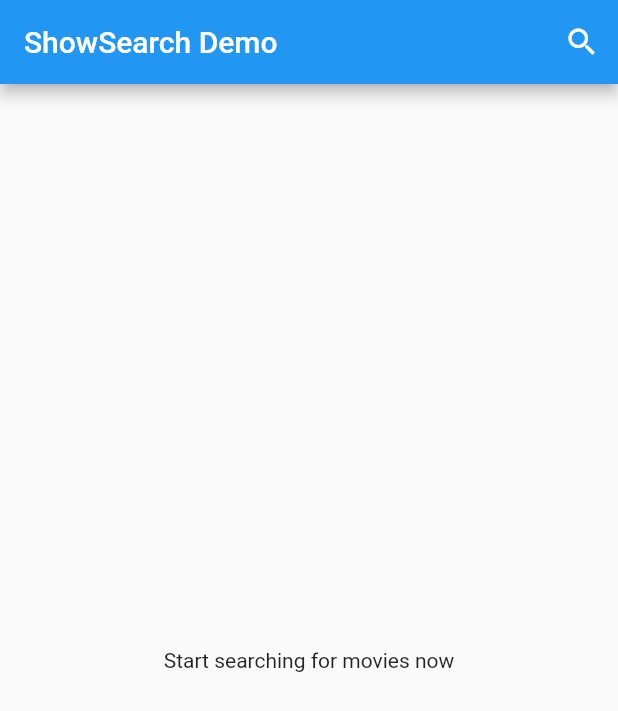
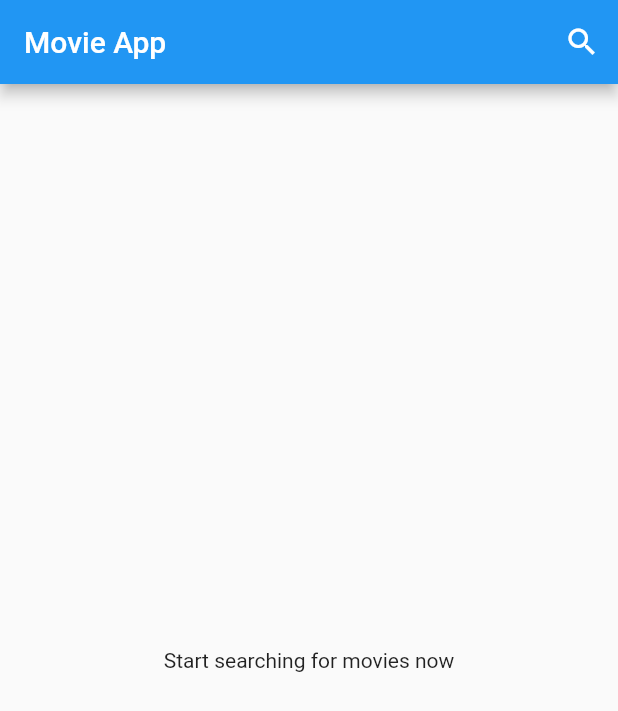
Before and after one commit to shavar67/show_search_demo, a Flutter app: the screen it shows after launch, on a phone screen of 412 x 824 dp. Shown: the top 711 px of the screen. Run offline on Flutter 3.47's test engine with Material 2 defaults, Android fonts, the phone set to English and light mode, and no system bars.

Commit message:
minor changes

```diff
--- a/lib/main.dart
+++ b/lib/main.dart
@@ -12,7 +12,7 @@ class MyApp extends StatelessWidget {
   @override
   Widget build(BuildContext context) {
     return MaterialApp(
-        title: 'Flutter Demo',
+        title: 'Movie Search Demo',
         theme: ThemeData(
           primarySwatch: Colors.blue,
         ),
--- a/lib/pages/home_show_search.dart
+++ b/lib/pages/home_show_search.dart
@@ -13,7 +13,7 @@ class _SearchHomeState extends State<SearchHome> {
   @override
   Widget build(BuildContext context) {
     return Scaffold(
-        appBar: AppBar(title: const Text('ShowSearch Demo'), actions: [
+        appBar: AppBar(title: const Text('Movie App'), actions: [
           IconButton(
               onPressed: () {
                 showSearch(context: context, delegate: CustomSearchDelegate());
--- a/lib/services/request_movie.dart
+++ b/lib/services/request_movie.dart
@@ -6,7 +6,7 @@ import '../constants/ApiConstants.dart';
 import '../model/movie_model.dart';
 
 Future<List<MovieModel>> searchMovies(keyword) async {
-  String url = ApiConstants.BASEURL + keyword + ApiConstants.APIKEY.trim();
+  String url = ApiConstants.BASEURL + keyword + ApiConstants.APIKEY;
   Uri uri = Uri.parse(url);
   final response = await http.get(uri);
   if (response.statusCode == 200) {
```
